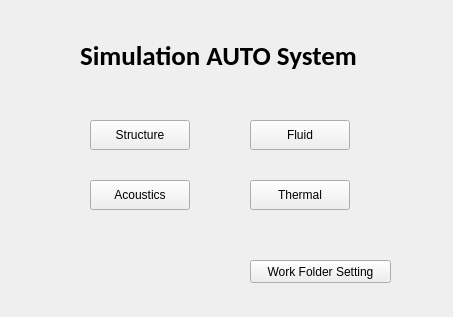
The window that Qt_Main.ui (mikeliu1/Main2) describes before a commit, drawn with Qt 5.
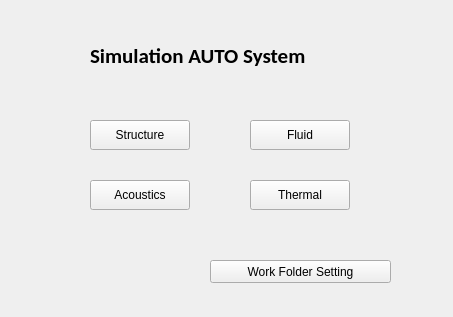
The same window after the commit.

Diff of the .ui file:
```diff
--- a/Qt_Main.ui
+++ b/Qt_Main.ui
@@ -68,9 +68,9 @@
   <widget class="QPushButton" name="pushButton">
    <property name="geometry">
     <rect>
-     <x>250</x>
+     <x>210</x>
      <y>260</y>
-     <width>141</width>
+     <width>181</width>
      <height>23</height>
     </rect>
    </property>
@@ -81,7 +81,7 @@
   <widget class="QLabel" name="label">
    <property name="geometry">
     <rect>
-     <x>80</x>
+     <x>90</x>
      <y>40</y>
      <width>301</width>
      <height>31</height>
@@ -90,7 +90,7 @@
    <property name="font">
     <font>
      <family>Calibri</family>
-     <pointsize>20</pointsize>
+     <pointsize>16</pointsize>
      <weight>75</weight>
      <bold>true</bold>
     </font>
```
